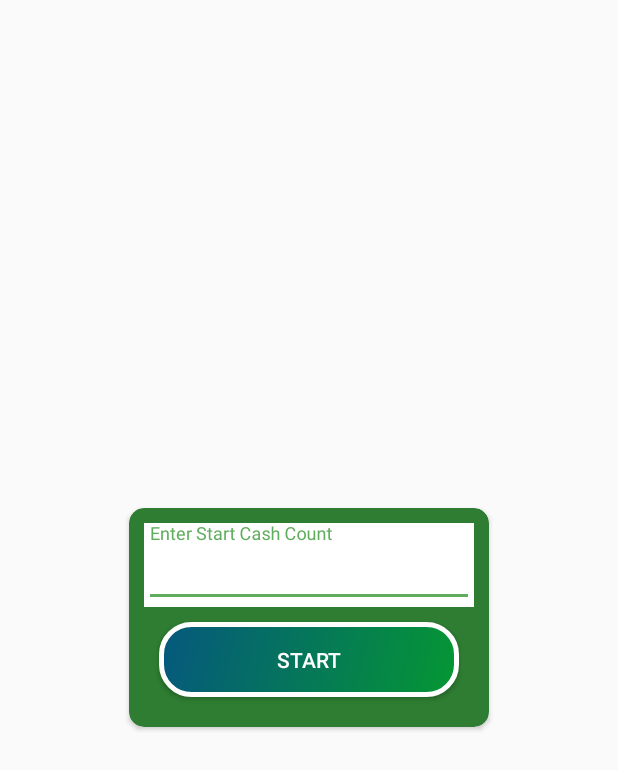
After one commit to Szpansky/RentBicycle, an Android app: the layout dialog_first_run.xml on its own in the app's theme, with its tools: preview values and no code run, on a phone screen of 412 x 824 dp. The commit adds this screen. Shown: the top 770 px of the screen. Run offline under Robolectric (Android 15) with nearby library versions, the phone set to English and light mode, and no system bars.

Commit message:
FirstRun setting

```diff
--- a/app/src/main/java/com/apps/mkacik/rentbicycle/adapters/BicyclesAdapter.kt
+++ b/app/src/main/java/com/apps/mkacik/rentbicycle/adapters/BicyclesAdapter.kt
@@ -50,6 +50,7 @@ class BicyclesAdapter(private val bicycleList: List<BicycleEntity>) :
             itemView.brand.text = bicycleEntity.brand
             itemView.price.text = bicycleEntity.price.toString()
             itemView.status.text = bicycleEntity.status.toString()
+            itemView.item_id.text = bicycleEntity.id.toString()
             itemView.item_layout.setOnClickListener { bicycleAdapterInterface?.onItemClick(bicycleEntity) }
             itemView.rent_bicycle.setOnClickListener { bicycleAdapterInterface?.onRentClick(bicycleEntity) }
         }
--- /dev/null
+++ b/app/src/main/res/layout/dialog_first_run.xml
@@ -0,0 +1,46 @@
+<?xml version="1.0" encoding="utf-8"?>
+<androidx.cardview.widget.CardView xmlns:android="http://schemas.android.com/apk/res/android"
+    xmlns:app="http://schemas.android.com/apk/res-auto"
+    android:layout_width="wrap_content"
+    android:layout_height="wrap_content"
+    android:layout_gravity="center"
+    app:cardBackgroundColor="@color/colorPrimary"
+    app:cardCornerRadius="10dp">
+
+    <LinearLayout
+        android:layout_width="wrap_content"
+        android:layout_height="wrap_content"
+        android:orientation="vertical"
+        android:padding="10dp">
+
+        <com.google.android.material.textfield.TextInputLayout
+            android:layout_width="match_parent"
+            android:layout_height="wrap_content"
+            android:background="@color/colorWhite">
+
+            <com.google.android.material.textfield.TextInputEditText
+                android:id="@+id/start_cash"
+                android:maxLength="5"
+                android:layout_width="match_parent"
+                android:layout_height="wrap_content"
+                android:hint="Enter Start Cash Count"
+                android:digits="0123456789."
+                android:inputType="number" />
+        </com.google.android.material.textfield.TextInputLayout>
+
+        <Button
+            android:id="@+id/start_button"
+            style="@style/Widget.AppCompat.Button.Colored"
+            android:layout_width="200dp"
+            android:layout_height="50dp"
+            android:layout_margin="10dp"
+            android:background="@drawable/oval_rectangle"
+            android:clickable="false"
+            android:focusable="false"
+            android:text="Start"
+            android:textAllCaps="true" />
+
+    </LinearLayout>
+
+
+</androidx.cardview.widget.CardView>
```
Also changed, not shown: app/src/main/java/com/apps/mkacik/rentbicycle/activities/MainActivity.kt (+7 -0 lines), app/src/main/java/com/apps/mkacik/rentbicycle/data/AppSharedPref.kt (+8 -0 lines), app/src/main/java/com/apps/mkacik/rentbicycle/data/BicycleLoadingProvider.kt (+7 -0 lines), app/src/main/java/com/apps/mkacik/rentbicycle/data/BicyclesRepository.kt (+11 -0 lines), app/src/main/java/com/apps/mkacik/rentbicycle/data/database/DatabaseDAO.kt (+12 -0 lines), app/src/main/java/com/apps/mkacik/rentbicycle/dialogs/FirstRunDialog.kt (added, +105 -0 lines), app/src/main/java/com/apps/mkacik/rentbicycle/dialogs/WalletChargeDialog.kt (+9 -4 lines), app/src/main/res/layout/item_layout_bicycle.xml (+20 -2 lines), app/src/main/res/values/styles.xml (+7 -0 lines).
